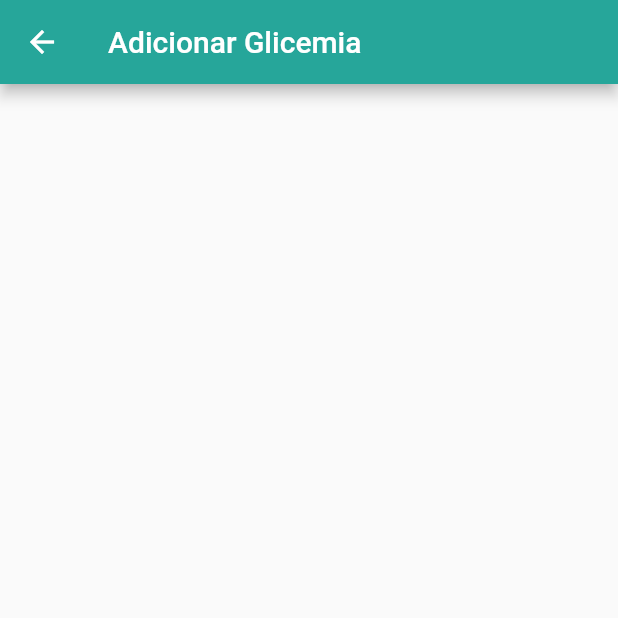
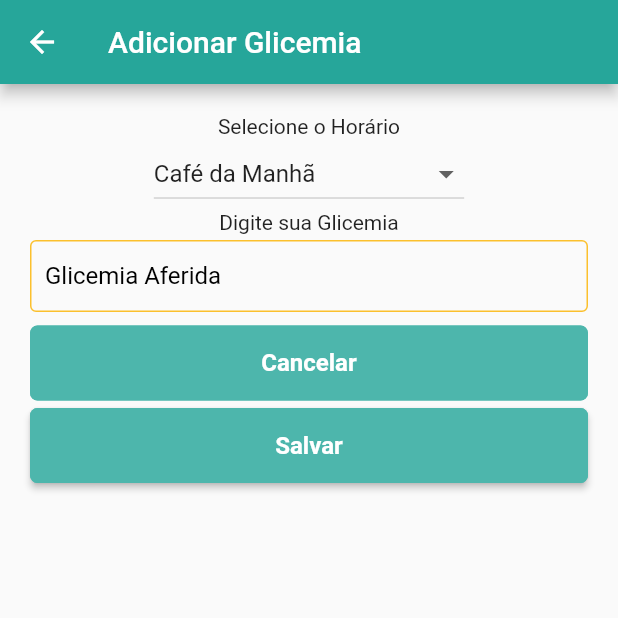
Before and after one commit to Juscimara/app_tcc_diarioeletronico, a Flutter app: the HomeScreen screen opened by its route, in the side drawer, after a tap on "Glicemia", on a phone screen of 412 x 824 dp, the top half of it. Run offline on Flutter 3.47's test engine with Material 2 defaults, Android fonts, the phone set to English and light mode, and no system bars; our stand-ins replace cloud_firestore, firebase_auth, firebase_core; accounts and stored records are empty; Roboto replaces fonts that are missing (Poppins); statements that could not run were skipped.

Commit message:
criação da tela de glicemia

```diff
--- /dev/null
+++ b/lib/models/bloodglucose.dart
@@ -0,0 +1,21 @@
+class MeasuredBloodglucose {
+  String id;
+  String nome;
+
+  MeasuredBloodglucose(
+
+      {this.id,
+       this.nome,
+      });
+
+  Map<String, dynamic> toMap() {
+    return {
+      "id": id,
+      "nome": nome,
+    };
+  }
+
+  MeasuredBloodglucose.fromFirestore(Map<String, dynamic> firestoredocument)
+      : id = firestoredocument['id'],
+        nome = firestoredocument['nome'];
+}
--- /dev/null
+++ b/lib/providers/bloodglucose_model.dart
@@ -0,0 +1,38 @@
+import 'package:app_tcc_diarioeletronico/services/firestore_service.dart';
+import 'package:app_tcc_diarioeletronico/models/bloodglucose.dart';
+import 'package:flutter/foundation.dart';
+import 'package:uuid/uuid.dart';
+
+class Bloodglucose extends ChangeNotifier {
+  final firestoreservice = FirestoreService();
+
+  String _id;
+  String _nome;
+  var uuid = Uuid();
+
+  //GETTERS AND SETTERS
+  String get nome => _nome;
+
+  setNome(String nome) {
+    _nome = nome;
+    notifyListeners();
+  }
+
+  loadBloodglucose(MeasuredBloodglucose bloodglucose) {
+    _nome = bloodglucose.nome;
+  }
+
+  saveBloodglucose() {
+    //CREATE
+    if (_id == null) {
+      var novoBloodglucose = MeasuredBloodglucose(
+          nome: nome,
+          id: uuid.v4());
+      firestoreservice.saveBloodglucose(novoBloodglucose);
+    }
+  }
+
+ /*  removeBloodglucose(String bloodglucoseId) {
+    firestoreservice.removeBloodglucose(bloodglucoseId);
+  } */
+}
--- a/lib/screens/bloodglucose_screen.dart
+++ b/lib/screens/bloodglucose_screen.dart
@@ -1,60 +1,136 @@
-//import 'package:app_tcc_diarioeletronico/components/button.dart';
+import 'package:app_tcc_diarioeletronico/components/button.dart';
+import 'package:app_tcc_diarioeletronico/components/input.dart';
+import 'package:app_tcc_diarioeletronico/models/bloodglucose.dart';
+import 'package:app_tcc_diarioeletronico/providers/bloodglucose_model.dart';
+import 'package:app_tcc_diarioeletronico/screens/home_screen.dart';
 import 'package:flutter/material.dart';
+import 'package:provider/provider.dart';
 
 class BloodGlucoseScreen extends StatefulWidget {
   @override
   _BloodGlucoseState createState() => _BloodGlucoseState();
 }
+
 class _BloodGlucoseState extends State<BloodGlucoseScreen> {
   @override
   void initState() {
+    // final bloodglucoseProvider = Provider.of<bloodglucose>(context, listen: false);
     super.initState();
   }
 
-  String dropdownValue = 'One';
-  //bool _loading = false;
+  int dropdownValue = 1;
+  bool isLoading = false;
+  //Glucose _glucose;
 
   @override
   Widget build(BuildContext context) {
+    // final bloodglucoseProvider = Provider.of<bloodglucose>(context);
     return Scaffold(
         appBar: AppBar(
           backgroundColor: Color(0xFF26A69A),
           title: Text("Adicionar Glicemia"),
         ),
-      /*  _loading
-                    ? CircularProgressIndicator(
-                        valueColor: new AlwaysStoppedAnimation<Color>(
-                            Color(0xFF31CF2B)),
-                      )
-                    : Column(
+        body: Container(
+            padding: EdgeInsets.all(20.0),
+            child: Column(
               children: [
+                Text("Selecione o Horário", textAlign: TextAlign.left),
+                DropdownButton(
+                    value: dropdownValue,
+                    items: [
+                      DropdownMenuItem(
+                        child: Text("Café da Manhã"),
+                        value: 1,
+                      ),
+                      DropdownMenuItem(
+                          child: Text("Depois do Café da Manhã"), value: 2),
+                      DropdownMenuItem(
+                        child: Text("Almoço"),
+                        value: 3,
+                      ),
+                      DropdownMenuItem(child: Text("Café da Tarde"), value: 4),
+                      DropdownMenuItem(child: Text("Janta"), value: 5),
+                      DropdownMenuItem(child: Text("Depois da Janta"), value: 6)
+                    ],
+                    onChanged: (value) {
+                      setState(() {
+                        dropdownValue = value;
+                      });
+                    }),
+                Text("Digite sua Glicemia", textAlign: TextAlign.left),
+                Form(
+                    // key: _formkey,
+                    child: Column(
+                  children: [
+                    Input(
+                      // controller: _bloodglucoseController,
+                      text: 'Glicemia Aferida',
+                      keyboardType: TextInputType.text,
+                      validator: (value) {
+                        if (value.isEmpty) {
+                          return 'Glicemia obrigatória';
+                        }
+                        return null;
+                      },
+                    ),
+                  ],
+                )),
                 Button(
                   width: MediaQuery.of(context).size.width,
                   heigth: 50,
-                              widget: Text(
+                  widget: Center(
+                    child: !isLoading
+                        ? Text(
+                            'Cancelar',
+                            style: TextStyle(
+                              fontSize: 16,
+                              fontWeight: FontWeight.w600,
+                              color: Colors.white,
+                            ),
+                          )
+                        : SizedBox(
+                            width: 20,
+                            height: 20,
+                            child: CircularProgressIndicator(
+                              valueColor: new AlwaysStoppedAnimation<Color>(
+                                Colors.white,
+                              ),
+                            ),
+                          ),
+                  ),
+                  /* onPress: () {
+                          signIn();
+                        }, */
+                ),
+                Button(
+                  width: MediaQuery.of(context).size.width,
+                  heigth: 50,
+                  widget: Center(
+                    child: !isLoading
+                        ? Text(
                             'Salvar',
                             style: TextStyle(
                               fontSize: 16,
                               fontWeight: FontWeight.w600,
                               color: Colors.white,
                             ),
-                              ),
-                              /* onPress: onRegister */),
-                               Button(
-                              width: MediaQuery.of(context).size.width,
-                              heigth: 50,
-                              widget: Text(
-                                'Excluir',
-                                style: TextStyle(
-                                  fontSize: 16,
-                                  fontWeight: FontWeight.w600,
-                                  color: Colors.white,
+                          )
+                        : SizedBox(
+                            width: 20,
+                            height: 20,
+                            child: CircularProgressIndicator(
+                              valueColor: new AlwaysStoppedAnimation<Color>(
+                                Colors.white,
                               ),
                             ),
-                              /* onPress: onRegister */),
+                          ),
+                  ),
+                  onPress: () {
+                    Provider.of<Bloodglucose>(context, listen: false)
+                        .saveBloodglucose();
+                  },
+                ),
               ],
-                      ), */
-    );
+            )));
   }
-
 }
--- a/lib/services/firestore_service.dart
+++ b/lib/services/firestore_service.dart
@@ -1,4 +1,7 @@
+import 'package:app_tcc_diarioeletronico/models/bloodglucose.dart';
 import 'package:app_tcc_diarioeletronico/models/users.dart';
+import 'package:app_tcc_diarioeletronico/providers/bloodglucose_model.dart';
+import 'package:app_tcc_diarioeletronico/services/auth_service.dart';
 import 'package:cloud_firestore/cloud_firestore.dart';
 
 class FirestoreService {
@@ -13,4 +16,21 @@ class FirestoreService {
   Future<void> removeUser(UserData user) {
     return _db.collection('usuarios').doc(user.id).delete();
   }
+
+   //SALVAR
+  Future<void> saveBloodglucose(MeasuredBloodglucose bloodglucose) {
+    String id = AuthService.getCurrentUser().uid;
+    return _db.collection('usuarios').doc(id).collection('glicemia').doc().set(bloodglucose.toMap());
+  }
+
+  Stream<List<MeasuredBloodglucose>> getBloodglucose() {
+    return _db.collection('glicemia').snapshots().map((snapshot) => snapshot.docs
+        .map((document) => MeasuredBloodglucose.fromFirestore(document.data()))
+        .toList());
+  }
+  /*
+  Future<void> removeBloodglucose(String bloodglucoseId) {
+    return _db.collection('morador').doc(bloodglucoseId).delete();
+  } */
+
 }
```
Also changed, not shown: lib/main.dart (+13 -1 lines). Lines whose indentation alone changed are shown as unchanged.
